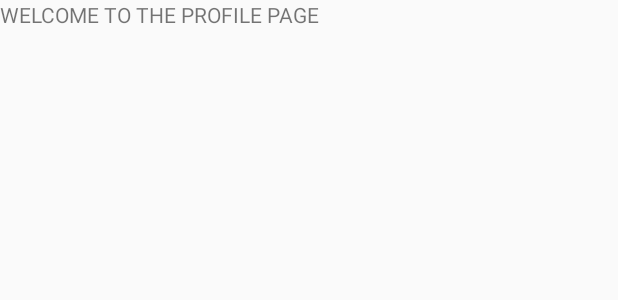
After one commit to lastblues/GPapp, an Android app: the layout activity_profile.xml on its own in the app's theme, with its tools: preview values and no code run, on a phone screen of 412 x 824 dp. The commit adds this screen. Shown: the top 300 px of the screen. Run offline under Robolectric (Android 15) with nearby library versions, the phone set to English and light mode, and no system bars.

Commit message:
4/4 update
1. Made new Java (ProfileActivity) and XML (activity_profile) to test
loading a new page when the side nav is clicked. Only linked profile for
now.
2. YouTube API works so we can do the following: play video. Play
playlist (current code plays the SMT retrospective playlist). But the
way it does it is one single player for the entire playlist (which makes
more sense?)

further discussion needed.

```diff
--- a/app/src/main/AndroidManifest.xml
+++ b/app/src/main/AndroidManifest.xml
@@ -11,7 +11,7 @@
         android:label="@string/app_name"
         android:supportsRtl="true"
         android:theme="@style/AppTheme">
-        <activity android:name=".EmbedActivity">
+        <activity android:name=".MainActivity">
             <intent-filter>
                 <action android:name="android.intent.action.MAIN" />
 
@@ -20,7 +20,8 @@
         </activity>
         <activity android:name=".RegisterActivity"></activity>
         <activity android:name=".MainActivity2"></activity>
-        <activity android:name =".MainActivity"></activity>
+        <activity android:name =".EmbedActivity"></activity>
+        <activity android:name =".ProfileActivity"></activity>
     </application>
 
 </manifest>
--- a/app/src/main/java/com/example/andyshin/gpapp/DataItemAdapter.java
+++ b/app/src/main/java/com/example/andyshin/gpapp/DataItemAdapter.java
@@ -63,11 +63,11 @@ public class DataItemAdapter extends RecyclerView.Adapter<DataItemAdapter.ViewHo
                 String itemId = item.getItemId();
                 String linkId = item.getLink();
 
-                //Intent intent = new Intent(mContext, DetailActivity.class);
+                Intent intent = new Intent(mContext, EmbedActivity.class);
                 Intent loadYoutube = new Intent(Intent.ACTION_VIEW, Uri.parse(linkId));
-                mContext.startActivity(loadYoutube);
+                //mContext.startActivity(loadYoutube);
                 //intent.putExtra(ITEM_KEY, item);
-                //mContext.startActivity(intent);
+                mContext.startActivity(intent);
             }
         });
 
--- /dev/null
+++ b/app/src/main/res/layout/activity_profile.xml
@@ -0,0 +1,11 @@
+<?xml version="1.0" encoding="utf-8"?>
+<LinearLayout xmlns:android="http://schemas.android.com/apk/res/android"
+    android:orientation="vertical" android:layout_width="match_parent"
+    android:layout_height="match_parent">
+
+    <TextView
+        android:text="WELCOME TO THE PROFILE PAGE"
+        android:layout_width="match_parent"
+        android:layout_height="wrap_content"
+        android:id="@+id/textView" />
+</LinearLayout>
```
Also changed, not shown: app/src/main/java/com/example/andyshin/gpapp/EmbedActivity.java (+5 -5 lines), app/src/main/java/com/example/andyshin/gpapp/MainActivity2.java (+8 -0 lines), app/src/main/java/com/example/andyshin/gpapp/ProfileActivity.java (added, +17 -0 lines).
